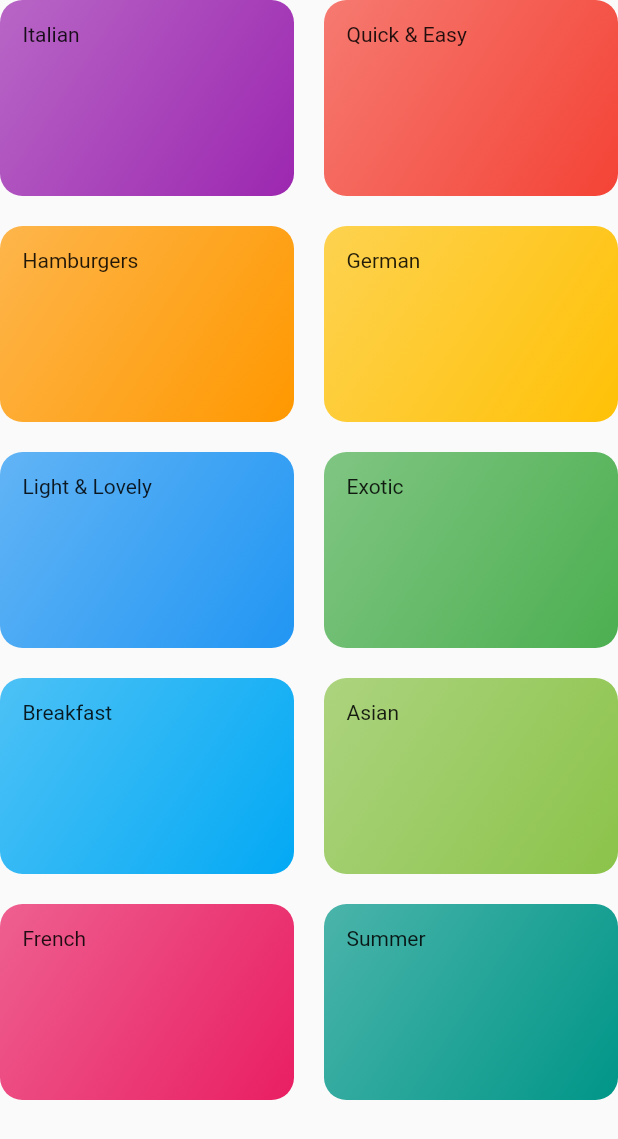
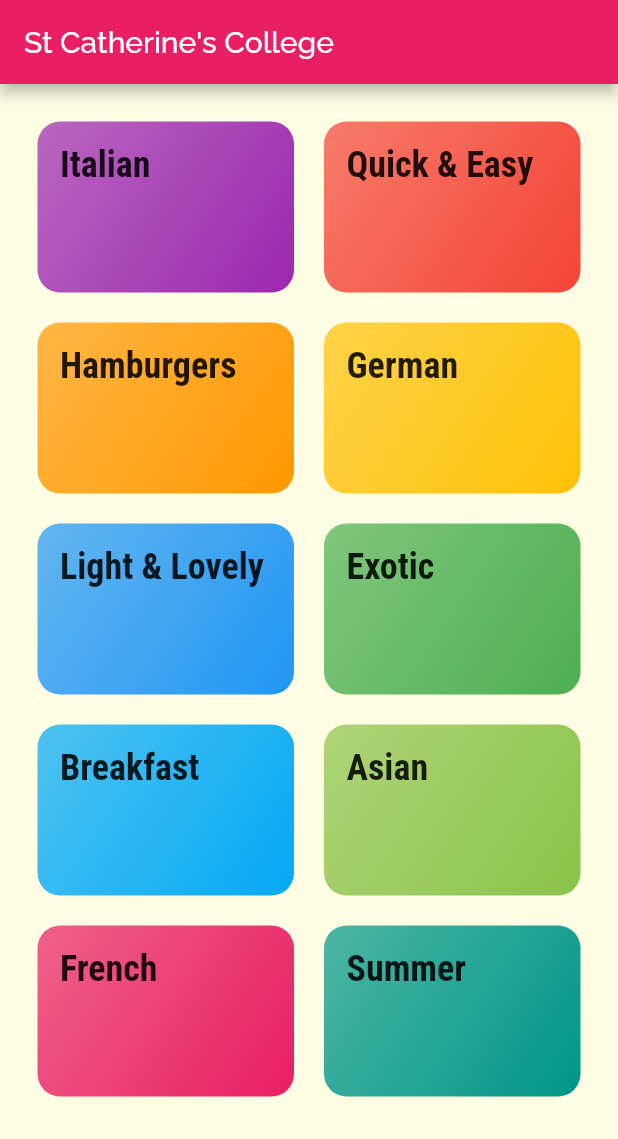
Before and after one commit to GeorgeYZJ/Flutter_mealAPP, a Flutter app: the CategoriesScreen screen opened directly, on a phone screen of 412 x 824 dp. Shown: the top 1139 px of the screen. Run offline on Flutter 3.47's test engine with Material 2 defaults, Android fonts, the phone set to English and light mode, and no system bars.

Commit message:
course161

```diff
--- a/lib/categories_screen.dart
+++ b/lib/categories_screen.dart
@@ -7,9 +7,15 @@ import './models/category.dart';
 class CategoriesScreen extends StatelessWidget {
   @override
   Widget build(BuildContext context) {
-    return GridView(
+    return Scaffold(
+      appBar: AppBar(
+        title: const Text('St Catherine\'s College'),
+      ),
+      body: GridView(
+        padding: const EdgeInsets.all(25),
         children: DUMMY_CATEGORIES
             .map((catData) => CategoryItem(
+                  catData.id,
                   catData.title,
                   catData.color,
                 ))
@@ -20,6 +26,7 @@ class CategoriesScreen extends StatelessWidget {
           crossAxisSpacing: 20,
           mainAxisSpacing: 20,
         ),
+      ),
     );
   }
 }
--- a/lib/category_item.dart
+++ b/lib/category_item.dart
@@ -1,16 +1,35 @@
 import 'package:flutter/material.dart';
+import 'package:flutter_complete_guide/category_meals_screen.dart';
 
 class CategoryItem extends StatelessWidget {
+  final String id;
   final String title;
   final Color color;
 
-  CategoryItem(this.title, this.color);
+  CategoryItem(this.id, this.title, this.color);
+
+  void selectCategory(BuildContext ctx) {
+    Navigator.of(ctx).push<dynamic>(
+      MaterialPageRoute<dynamic>(
+        builder: (_) {
+          return CategoryMealsScreen(id, title);
+        },
+      ),
+    );
+  }
 
   @override
   Widget build(BuildContext context) {
-    return Container(
+    return InkWell(
+      onTap: () => selectCategory(context),
+      splashColor: Theme.of(context).primaryColor,
+      borderRadius: BorderRadius.circular(15),
+      child: Container(
         padding: const EdgeInsets.all(15),
-      child: Text(title),
+        child: Text(
+          title,
+          style: Theme.of(context).textTheme.headline6,
+        ),
         decoration: BoxDecoration(
           gradient: LinearGradient(
             colors: [
@@ -22,6 +41,7 @@ class CategoryItem extends StatelessWidget {
           ),
           borderRadius: BorderRadius.circular(15),
         ),
+      ),
     );
   }
 }
```
Also changed, not shown: lib/category_meals_screen.dart (added, +22 -0 lines), lib/main.dart (+20 -21 lines), pubspec.yaml (+17 -6 lines), assets/fonts/fonts/Raleway-Black.ttf (added), assets/fonts/fonts/Raleway-Bold.ttf (added), assets/fonts/fonts/Raleway-Regular.ttf (added), assets/fonts/fonts/RobotoCondensed-Bold.ttf (added), assets/fonts/fonts/RobotoCondensed-Italic.ttf (added), assets/fonts/fonts/RobotoCondensed-Light.ttf (added), assets/fonts/fonts/RobotoCondensed-Regular.ttf (added). Lines whose indentation alone changed are shown as unchanged.
